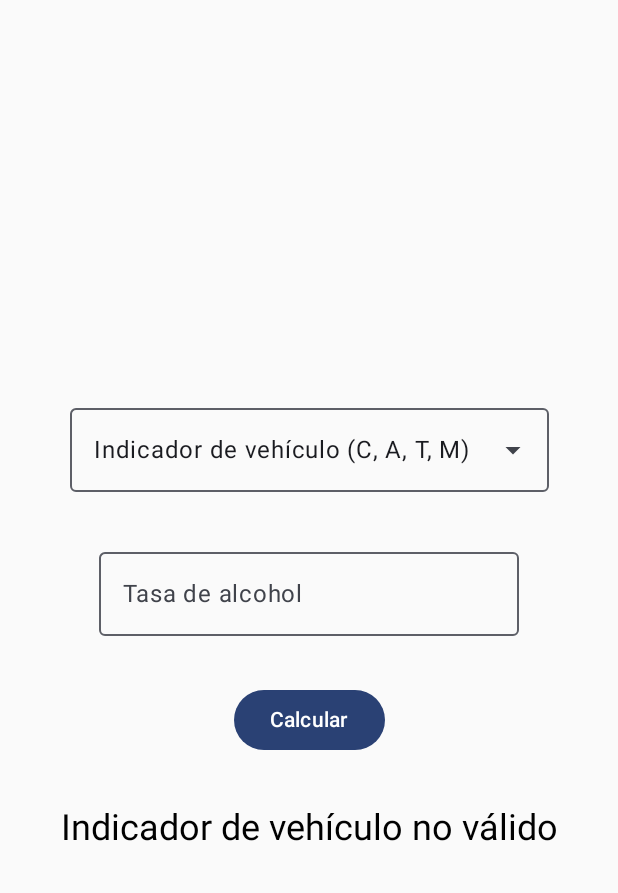
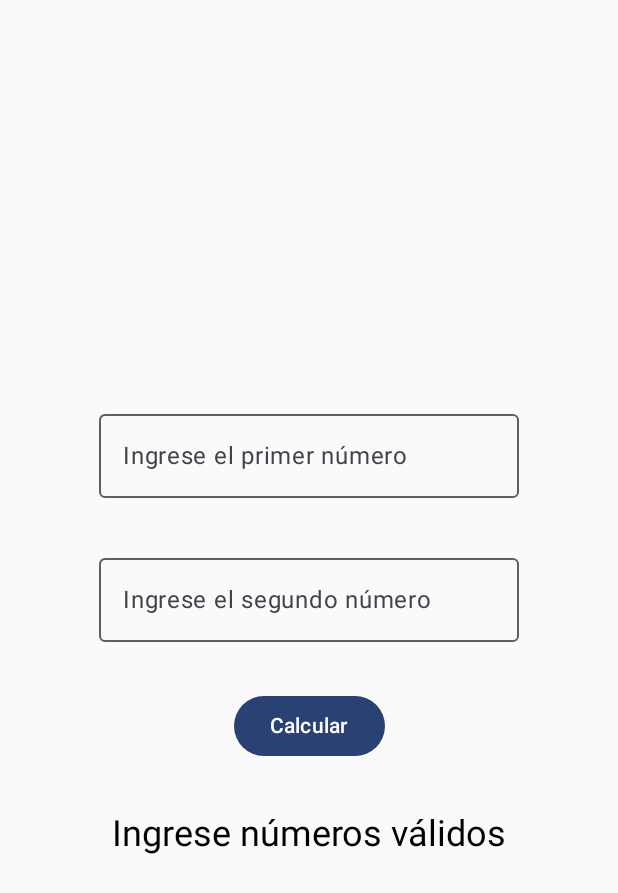
Before and after one commit to Antonyjr99/EC1, an Android app built with Jetpack Compose: the screen it shows after launch (MainActivity), after a tap on "Calcular", on a phone screen of 412 x 824 dp. Shown: the top 893 px of the screen. Run offline under Robolectric (Android 15) with nearby library versions, the phone set to English and light mode, and no system bars.

Commit message:
Ejercicio 2 realizado con exito

```diff
--- a/app/src/main/java/pe/iedu/idat/ec_01/MainActivity.kt
+++ b/app/src/main/java/pe/iedu/idat/ec_01/MainActivity.kt
@@ -19,7 +19,7 @@ class MainActivity : ComponentActivity() {
         enableEdgeToEdge()
         setContent {
             EC_01Theme {
-                ControlScreen()
+                OperacionesScreen()
             }
         }
     }
--- /dev/null
+++ b/app/src/main/java/pe/iedu/idat/ec_01/OperacionesScreen.kt
@@ -0,0 +1,64 @@
+package pe.iedu.idat.ec_01
+
+
+import androidx.compose.foundation.layout.*
+import androidx.compose.foundation.text.KeyboardOptions
+import androidx.compose.material3.*
+import androidx.compose.runtime.*
+import androidx.compose.ui.Alignment
+import androidx.compose.ui.Modifier
+import androidx.compose.ui.text.input.KeyboardType
+import androidx.compose.ui.unit.dp
+
+@Composable
+fun OperacionesScreen() {
+    var numero1 by remember { mutableStateOf("") }
+    var numero2 by remember { mutableStateOf("") }
+    var resultado by remember { mutableStateOf("") }
+
+    Column(
+        modifier = Modifier.fillMaxSize(),
+        verticalArrangement = Arrangement.Center,
+        horizontalAlignment = Alignment.CenterHorizontally
+    ) {
+        OutlinedTextField(
+            value = numero1,
+            onValueChange = { numero1 = it },
+            label = { Text("Ingrese el primer número") },
+            keyboardOptions = KeyboardOptions(keyboardType = KeyboardType.Number),
+            modifier = Modifier.padding(16.dp)
+        )
+
+        OutlinedTextField(
+            value = numero2,
+            onValueChange = { numero2 = it },
+            label = { Text("Ingrese el segundo número") },
+            keyboardOptions = KeyboardOptions(keyboardType = KeyboardType.Number),
+            modifier = Modifier.padding(16.dp)
+        )
+
+        Button(
+            onClick = {
+                val num1 = numero1.toDoubleOrNull()
+                val num2 = numero2.toDoubleOrNull()
+
+                if (num1 != null && num2 != null) {
+                    resultado = when {
+                        num1 == num2 -> "Resultado: ${num1 * num2}"
+                        num1 > num2 -> "Resultado: ${num1 - num2}"
+                        else -> "Resultado: ${num1 + num2}"
+                    }
+                } else {
+                    resultado = "Ingrese números válidos"
+                }
+            },
+            modifier = Modifier.padding(16.dp)
+        ) {
+            Text("Calcular")
+        }
+
+        Spacer(modifier = Modifier.height(16.dp))
+
+        Text(text = resultado, style = MaterialTheme.typography.headlineSmall)
+    }
+}
```
